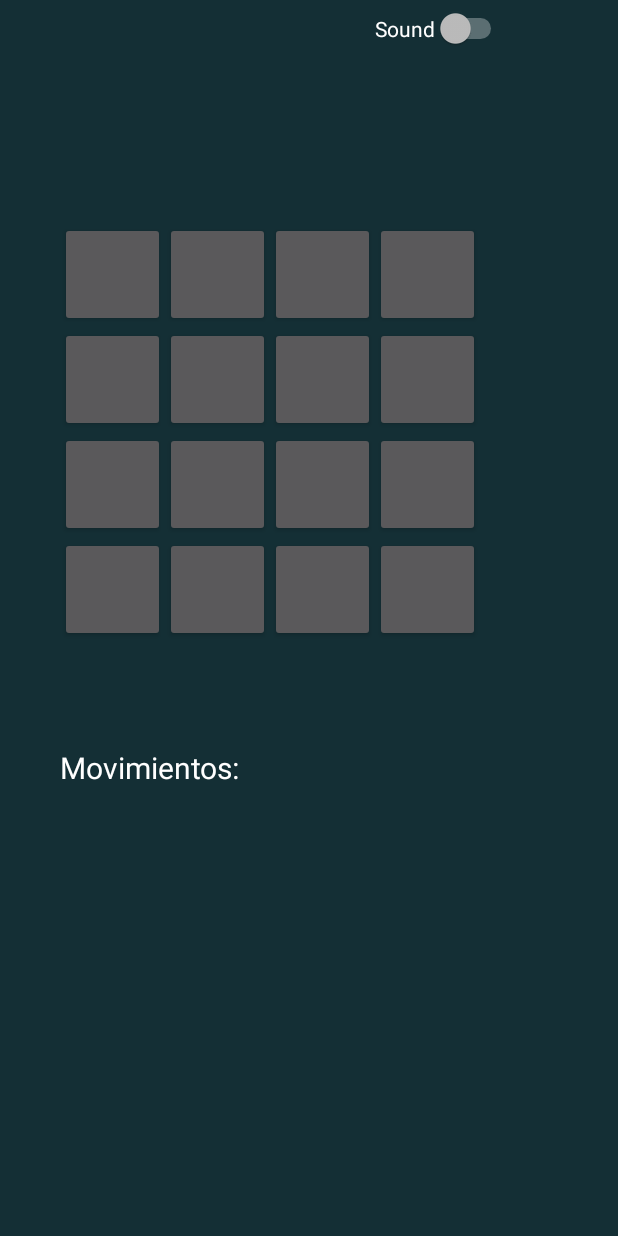
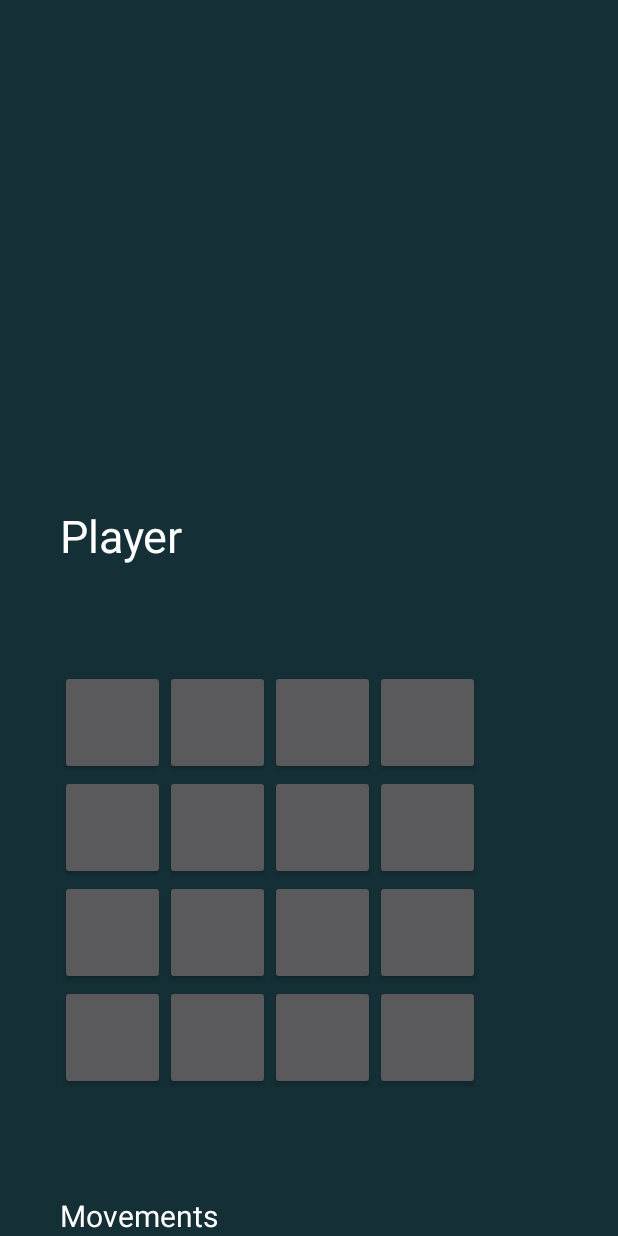
Before and after one commit to NicoDino/RompeCabezas, an Android app: the layout acticity_game.xml on its own in the app's theme, with its tools: preview values and no code run, on a phone screen of 412 x 824 dp. Run offline under Robolectric (Android 15) with nearby library versions, the light colour scheme and no system bars.

Commit message:
Se limpió el código. Se agregó el contador de movimientos y una alertade victoria.

```diff
--- a/app/src/main/AndroidManifest.xml
+++ b/app/src/main/AndroidManifest.xml
@@ -11,12 +11,11 @@
         <activity android:name=".MenuActivity">
             <intent-filter>
                 <action android:name="android.intent.action.MAIN" />
-
                 <category android:name="android.intent.category.LAUNCHER" />
             </intent-filter>
         </activity>
         <activity android:name=".FormActivity" />
-        <activity android:name=".GameActivity"></activity>
+        <activity android:name=".GameActivity" android:screenOrientation="portrait"></activity>
 
     </application>
 
--- a/app/src/main/java/org/catos/rompecabezas/MenuActivity.java
+++ b/app/src/main/java/org/catos/rompecabezas/MenuActivity.java
@@ -51,7 +51,6 @@ public class MenuActivity extends Activity {
         //Implementamos el evento click del botón "SALIR"
         this.exit.setOnClickListener(new View.OnClickListener(){
             public void onClick(View v){
-
                 finish();
             }
         });
--- a/app/src/main/res/layout/acticity_game.xml
+++ b/app/src/main/res/layout/acticity_game.xml
@@ -17,7 +17,7 @@
         android:layout_column="0"
         android:layout_columnSpan="3"
         android:layout_row="8"
-        android:text="Movimientos: "
+        android:text="@string/movements"
         android:textColor="#ffffff"
         android:textSize="20dp" />
 
@@ -206,17 +206,17 @@
         android:layout_columnSpan="5"
         android:layout_marginTop="5dp"
         android:layout_row="1"
+        android:text="@string/player_name"
         android:textColor="#ffffff"
         android:textSize="30dp" />
 
-    <Switch
-        android:id="@+id/switch3"
+    <!--Switch
+        android:id="@+id/switch1"
         android:layout_width="wrap_content"
         android:layout_height="wrap_content"
         android:layout_column="3"
         android:layout_row="0"
-        android:onClick="actionSwitch"
-        android:text="Sound" />
+        android:text="@string/sound_active" /-->
 
 
 </GridLayout>
--- a/app/src/main/res/layout/activity_form.xml
+++ b/app/src/main/res/layout/activity_form.xml
@@ -7,7 +7,7 @@
     <TextView
         android:layout_width="wrap_content"
         android:layout_height="wrap_content"
-        android:text="Ingrese su nombre"
+        android:text="@string/request_name"
         android:id="@+id/textView"
         android:layout_marginTop="39dp"
         android:textSize="35dp"
@@ -31,7 +31,7 @@
     <Button
         android:layout_width="170dp"
         android:layout_height="45dp"
-        android:text="Jugar"
+        android:text="@string/play"
         android:id="@+id/jugar"
         android:textSize="30dp"
         android:textColor="#000000"
--- a/app/src/main/res/layout/activity_menu.xml
+++ b/app/src/main/res/layout/activity_menu.xml
@@ -29,7 +29,7 @@
     <Button
         android:layout_width="170dp"
         android:layout_height="45dp"
-        android:text="Salir"
+        android:text="@string/exit"
         android:id="@+id/salir"
         android:textSize="30dp"
         android:textColor="#000000"
@@ -41,7 +41,7 @@
     <Button
         android:layout_width="170dp"
         android:layout_height="45dp"
-        android:text="Ranking"
+        android:text="@string/ranking"
         android:id="@+id/verRank"
         android:textSize="30dp"
         android:textColor="#000000"
@@ -53,7 +53,7 @@
     <Button
         android:layout_width="170dp"
         android:layout_height="45dp"
-        android:text="Empezar"
+        android:text="@string/starting"
         android:id="@+id/empezar"
         android:textSize="30dp"
         android:textColor="#000000"
--- a/app/src/main/res/values/strings.xml
+++ b/app/src/main/res/values/strings.xml
@@ -1,3 +1,11 @@
 <resources>
     <string name="app_name">RompeCabezas</string>
+    <string name="starting">START</string>
+    <string name="ranking">RANKING</string>
+    <string name="exit">EXIT</string>
+    <string name="request_name">Enter your name</string>
+    <string name="play">PLAY</string>
+    <string name="sound_active">Sound</string>
+    <string name="player_name">Player</string>
+    <string name="movements">Movements</string>
 </resources>
```
Also changed, not shown: app/src/main/java/org/catos/rompecabezas/GameActivity.java (+13 -10 lines), 1 other file.
